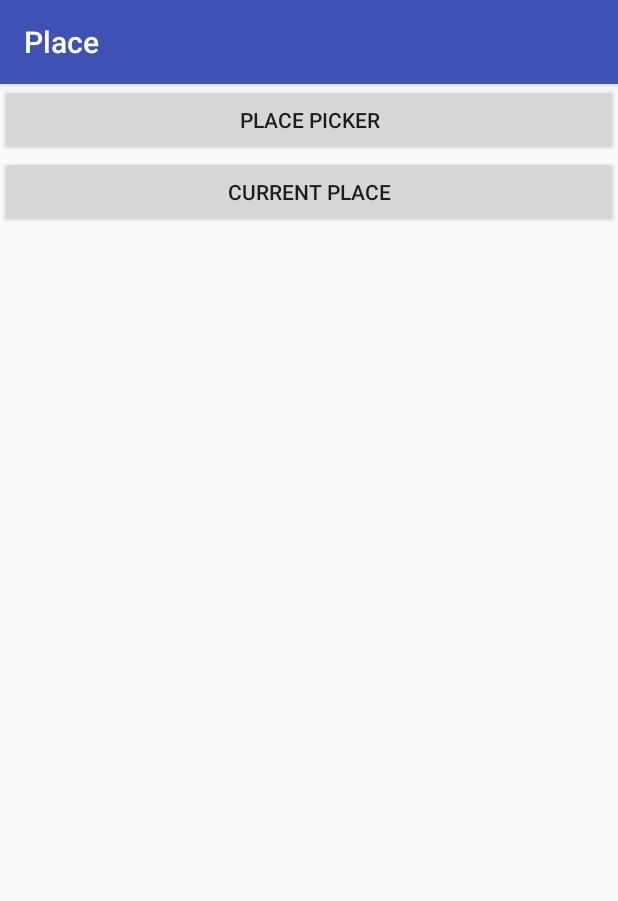
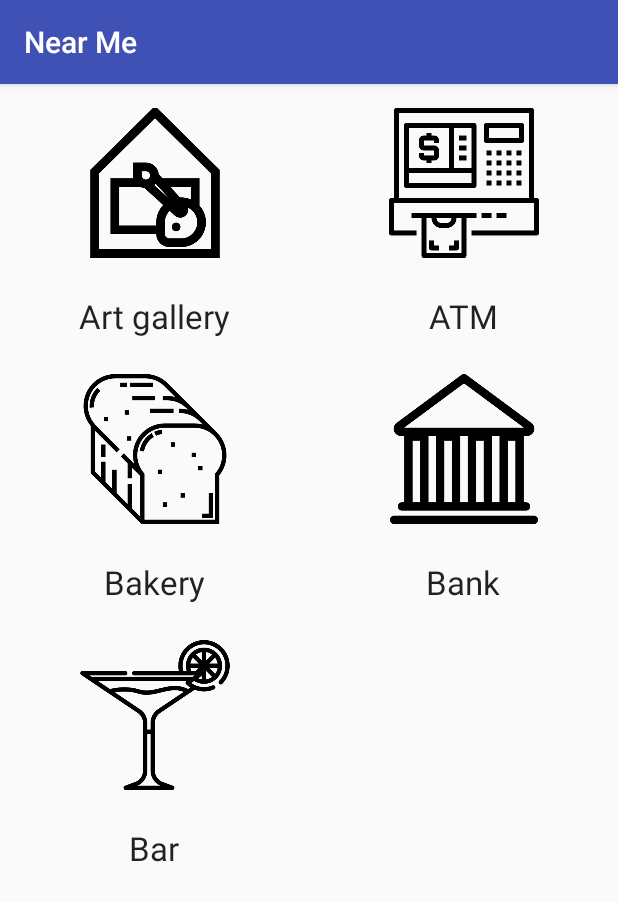
Before and after one commit to kyawagwin/NearMe, an Android app: the screen it shows after launch (PlaceActivity before the commit, MainActivity after it), on a phone screen of 412 x 824 dp. Shown: the top 901 px of the screen. Run offline under Robolectric (Android 15) with nearby library versions, the phone set to English and light mode, and no system bars.

Commit message:
Place types list view Placeautocomplete API tested CurrentPlace API tested

```diff
--- a/app/build.gradle
+++ b/app/build.gradle
@@ -26,6 +26,8 @@ dependencies {
     })
     compile 'com.android.support:appcompat-v7:25.3.1'
     compile 'com.android.support.constraint:constraint-layout:1.0.2'
+    compile 'com.android.support:cardview-v7:25.3.1'
+    compile 'com.android.support:recyclerview-v7:25.3.1'
 
     compile 'com.google.android.gms:play-services-places:11.2.0'
     compile 'com.google.android.gms:play-services-maps:11.2.0'
--- a/app/src/main/java/com/infotechincubator/nearme/MainActivity.java
+++ b/app/src/main/java/com/infotechincubator/nearme/MainActivity.java
@@ -2,12 +2,41 @@ package com.infotechincubator.nearme;
 
 import android.support.v7.app.AppCompatActivity;
 import android.os.Bundle;
+import android.support.v7.widget.GridLayoutManager;
+import android.support.v7.widget.RecyclerView;
+import android.widget.ImageView;
 
 public class MainActivity extends AppCompatActivity {
+    private static final String TAG = MainActivity.class.getSimpleName();
+
+    PlaceTypeAdapter placeTypeAdapter;
+    RecyclerView placeTypeRV;
+    ImageView bgIV;
 
     @Override
     protected void onCreate(Bundle savedInstanceState) {
         super.onCreate(savedInstanceState);
+
         setContentView(R.layout.activity_main);
+
+        // TODO: 23/8/17 remember to do bitmap processing off of the main thread:
+        /*
+        // adapt the image to the size of the display
+        Display display = getWindowManager().getDefaultDisplay();
+        Point size = new Point();
+        display.getSize(size);
+        Bitmap bmp = Bitmap.createScaledBitmap(BitmapFactory.decodeResource(
+                getResources(),R.drawable.bg_main),size.x,size.y,true);
+
+        // fill the background ImageView with the resized image
+        ImageView bgIV = (ImageView) findViewById(R.id.activity_main_bgIV);
+        bgIV.setImageBitmap(bmp);
+        */
+
+        placeTypeAdapter = new PlaceTypeAdapter(Utils.getPlaceTypes());
+        placeTypeRV = (RecyclerView) findViewById(R.id.activity_main_placeTypeRV);
+        placeTypeRV.setLayoutManager(new GridLayoutManager(this, 2));
+        placeTypeRV.setHasFixedSize(true);
+        placeTypeRV.setAdapter(placeTypeAdapter);
     }
 }
--- /dev/null
+++ b/app/src/main/java/com/infotechincubator/nearme/PlaceType.java
@@ -0,0 +1,32 @@
+package com.infotechincubator.nearme;
+
+public class PlaceType {
+
+    private String title;
+    private int imageId;
+    private String description;
+    private String code;
+
+    public PlaceType(String title, int imageId, String description, String code) {
+        this.title = title;
+        this.imageId = imageId;
+        this.description = description;
+        this.code = code;
+    }
+
+    public String getTitle() {
+        return title;
+    }
+
+    public int getImageId() {
+        return imageId;
+    }
+
+    public String getDescription() {
+        return description;
+    }
+
+    public String getCode() {
+        return code;
+    }
+}
--- /dev/null
+++ b/app/src/main/java/com/infotechincubator/nearme/PlaceTypeAdapter.java
@@ -0,0 +1,34 @@
+package com.infotechincubator.nearme;
+
+import android.support.v7.widget.RecyclerView;
+import android.view.LayoutInflater;
+import android.view.View;
+import android.view.ViewGroup;
+
+import java.util.List;
+
+public class PlaceTypeAdapter extends RecyclerView.Adapter<PlaceTypeViewHolder> {
+    List<PlaceType> mPlaceTypes;
+
+    public PlaceTypeAdapter(List<PlaceType> placeTypes) {
+        this.mPlaceTypes = placeTypes;
+    }
+
+    @Override
+    public PlaceTypeViewHolder onCreateViewHolder(ViewGroup parent, int viewType) {
+        View itemView = LayoutInflater.from(parent.getContext()).inflate(R.layout.layout_place_type_item, parent, false);
+
+        return new PlaceTypeViewHolder(itemView);
+    }
+
+    @Override
+    public void onBindViewHolder(PlaceTypeViewHolder holder, int position) {
+        PlaceType placeType = mPlaceTypes.get(position);
+        holder.bindViewHolder(placeType);
+    }
+
+    @Override
+    public int getItemCount() {
+        return mPlaceTypes.size();
+    }
+}
--- /dev/null
+++ b/app/src/main/java/com/infotechincubator/nearme/PlaceTypeViewHolder.java
@@ -0,0 +1,23 @@
+package com.infotechincubator.nearme;
+
+import android.support.v7.widget.RecyclerView;
+import android.view.View;
+import android.widget.ImageView;
+import android.widget.TextView;
+
+public class PlaceTypeViewHolder extends RecyclerView.ViewHolder {
+    TextView titleTV;
+    ImageView placeTypeIV;
+
+    public PlaceTypeViewHolder(View itemView) {
+        super(itemView);
+
+        titleTV = (TextView) itemView.findViewById(R.id.layout_place_type_item_titleTV);
+        placeTypeIV = (ImageView) itemView.findViewById(R.id.layout_place_type_item_placeTypeIV);
+    }
+
+    protected void bindViewHolder(PlaceType placeType) {
+        titleTV.setText(placeType.getTitle());
+        placeTypeIV.setImageResource(placeType.getImageId());
+    }
+}
--- /dev/null
+++ b/app/src/main/java/com/infotechincubator/nearme/Utils.java
@@ -0,0 +1,19 @@
+package com.infotechincubator.nearme;
+
+import java.util.ArrayList;
+import java.util.List;
+
+public class Utils {
+
+    public static List<PlaceType> getPlaceTypes() {
+        List<PlaceType> placeTypes = new ArrayList<>();
+
+        placeTypes.add(new PlaceType("Art gallery", R.drawable.art_gallery, "Art gallery", "art_gallery"));
+        placeTypes.add(new PlaceType("ATM", R.drawable.atm, "Automatic Teller Machine", "atm"));
+        placeTypes.add(new PlaceType("Bakery", R.drawable.bakery, "Bakery", "bakery"));
+        placeTypes.add(new PlaceType("Bank", R.drawable.bank, "Bank", "bank"));
+        placeTypes.add(new PlaceType("Bar", R.drawable.bar, "Bar", "bar"));
+
+        return placeTypes;
+    }
+}
--- a/app/src/main/res/layout/activity_main.xml
+++ b/app/src/main/res/layout/activity_main.xml
@@ -1,18 +1,22 @@
 <?xml version="1.0" encoding="utf-8"?>
-<android.support.constraint.ConstraintLayout xmlns:android="http://schemas.android.com/apk/res/android"
+<FrameLayout xmlns:android="http://schemas.android.com/apk/res/android"
     xmlns:app="http://schemas.android.com/apk/res-auto"
     xmlns:tools="http://schemas.android.com/tools"
     android:layout_width="match_parent"
     android:layout_height="match_parent"
     tools:context="com.infotechincubator.nearme.MainActivity">
 
-    <TextView
-        android:layout_width="wrap_content"
-        android:layout_height="wrap_content"
-        android:text="Hello World!"
-        app:layout_constraintBottom_toBottomOf="parent"
-        app:layout_constraintLeft_toLeftOf="parent"
-        app:layout_constraintRight_toRightOf="parent"
-        app:layout_constraintTop_toTopOf="parent" />
+    <ImageView
+        android:id="@+id/activity_main_bgIV"
+        android:scaleType="centerCrop"
+        android:layout_width="match_parent"
+        android:layout_height="match_parent" />
 
-</android.support.constraint.ConstraintLayout>
+    <android.support.v7.widget.RecyclerView
+        android:id="@+id/activity_main_placeTypeRV"
+        android:layout_width="match_parent"
+        android:layout_height="match_parent">
+
+    </android.support.v7.widget.RecyclerView>
+
+</FrameLayout>
--- /dev/null
+++ b/app/src/main/res/layout/layout_place_type_item.xml
@@ -0,0 +1,51 @@
+<?xml version="1.0" encoding="utf-8"?>
+
+<android.support.v7.widget.CardView
+    android:clickable="true"
+    android:foreground="?attr/selectableItemBackground"
+    xmlns:android="http://schemas.android.com/apk/res/android"
+    xmlns:app="http://schemas.android.com/apk/res-auto"
+    xmlns:tools="http://schemas.android.com/tools"
+    app:cardBackgroundColor="@android:color/transparent"
+    app:cardElevation="0dp"
+    android:layout_width="match_parent"
+    android:layout_height="wrap_content">
+
+    <android.support.constraint.ConstraintLayout
+        android:layout_width="match_parent"
+        android:layout_height="match_parent">
+
+        <ImageView
+            android:id="@+id/layout_place_type_item_placeTypeIV"
+            android:layout_width="100dp"
+            android:layout_height="100dp"
+            android:layout_marginLeft="8dp"
+            android:layout_marginRight="8dp"
+            android:layout_marginTop="16dp"
+            android:contentDescription="Place type"
+            app:layout_constraintLeft_toLeftOf="parent"
+            app:layout_constraintRight_toRightOf="parent"
+            app:layout_constraintTop_toTopOf="parent"
+            app:srcCompat="@mipmap/ic_launcher" />
+
+        <TextView
+            android:id="@+id/layout_place_type_item_titleTV"
+            android:layout_width="match_parent"
+            android:layout_height="wrap_content"
+            android:layout_marginBottom="0dp"
+            android:layout_marginLeft="0dp"
+            android:layout_marginRight="0dp"
+            android:layout_marginTop="16dp"
+            android:paddingBottom="8dp"
+            android:paddingTop="8dp"
+            android:text="Place title"
+            android:textAlignment="center"
+            android:textAppearance="@style/TextAppearance.AppCompat.Large"
+            app:layout_constraintBottom_toBottomOf="parent"
+            app:layout_constraintLeft_toLeftOf="parent"
+            app:layout_constraintRight_toRightOf="parent"
+            app:layout_constraintTop_toBottomOf="@+id/layout_place_type_item_placeTypeIV" />
+
+    </android.support.constraint.ConstraintLayout>
+
+</android.support.v7.widget.CardView>
--- a/app/src/main/res/values/colors.xml
+++ b/app/src/main/res/values/colors.xml
@@ -2,5 +2,6 @@
 <resources>
     <color name="colorPrimary">#3F51B5</color>
     <color name="colorPrimaryDark">#303F9F</color>
-    <color name="colorAccent">#FF4081</color>
+    <color name="colorAccent">#F36B4D</color>
+    <color name="colorAccentText">#FFF</color>
 </resources>
--- a/app/src/main/res/values/styles.xml
+++ b/app/src/main/res/values/styles.xml
@@ -8,4 +8,10 @@
         <item name="colorAccent">@color/colorAccent</item>
     </style>
 
+    <style name="AppTheme.NoActionBar" parent="Theme.AppCompat.Light.NoActionBar">
+        <item name="colorPrimary">@color/colorPrimary</item>
+        <item name="colorPrimaryDark">@color/colorPrimaryDark</item>
+        <item name="colorAccent">@color/colorAccent</item>
+    </style>
+
 </resources>
```
Also changed, not shown: app/src/main/AndroidManifest.xml (+10 -6 lines), app/src/main/java/com/infotechincubator/nearme/PlaceActivity.java (+38 -8 lines), app/src/main/java/com/infotechincubator/nearme/PlaceAutocompleteActivity.java (added, +40 -0 lines), app/src/main/res/layout/activity_place_autocomplete.xml (added, +18 -0 lines), app/src/main/res/drawable/art_gallery.png (added), app/src/main/res/drawable/atm.png (added), app/src/main/res/drawable/bakery.png (added), app/src/main/res/drawable/bank.png (added), app/src/main/res/drawable/bar.png (added), app/src/main/res/drawable/bg_main.jpg (added).
